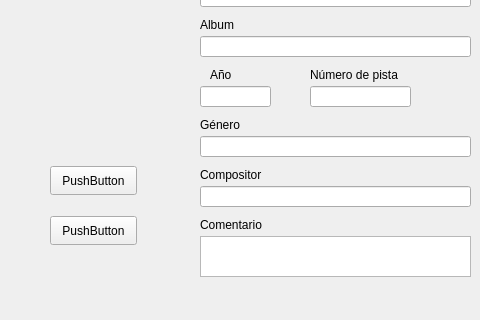
Qt form UI/mainWindows.ui (acs-um/mp3TagEditor) before a commit; both pictures show x 0 to 480 and y 283 to 603 of the 800 by 603 pixel window.
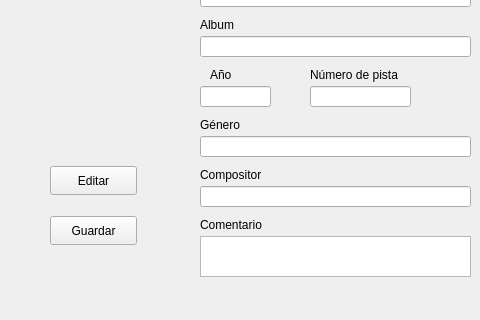
The same form after that commit. Icons and pictures are not drawn.

Diff of the .ui file:
```diff
--- a/UI/mainWindows.ui
+++ b/UI/mainWindows.ui
@@ -377,7 +377,7 @@
      </rect>
     </property>
     <property name="text">
-     <string>PushButton</string>
+     <string>Editar</string>
     </property>
    </widget>
    <widget class="QPushButton" name="btnSave">
@@ -390,7 +390,7 @@
      </rect>
     </property>
     <property name="text">
-     <string>PushButton</string>
+     <string>Guardar</string>
     </property>
    </widget>
    <widget class="QTextEdit" name="commentEdit">
```
